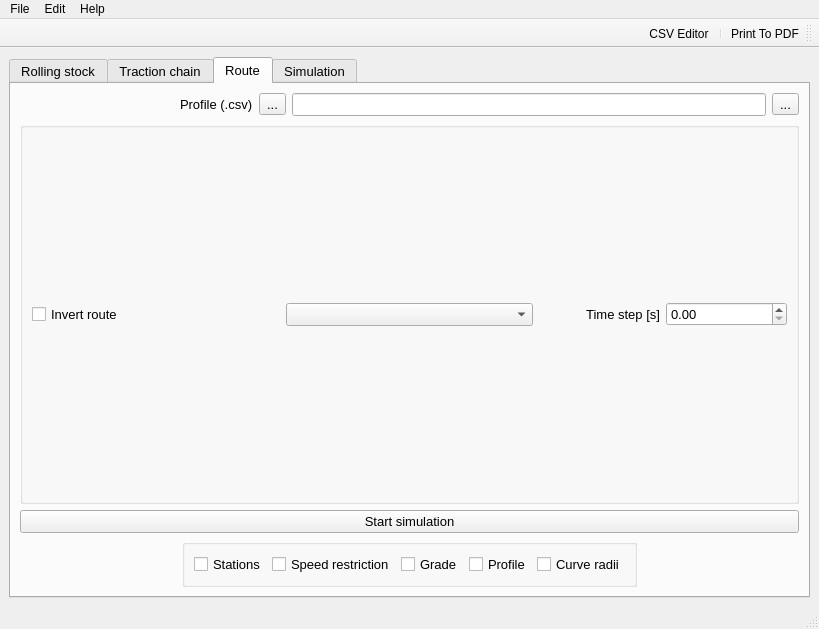
Qt form RailwaySim_GUI.ui (danicc097/RailwaySim) before a commit.
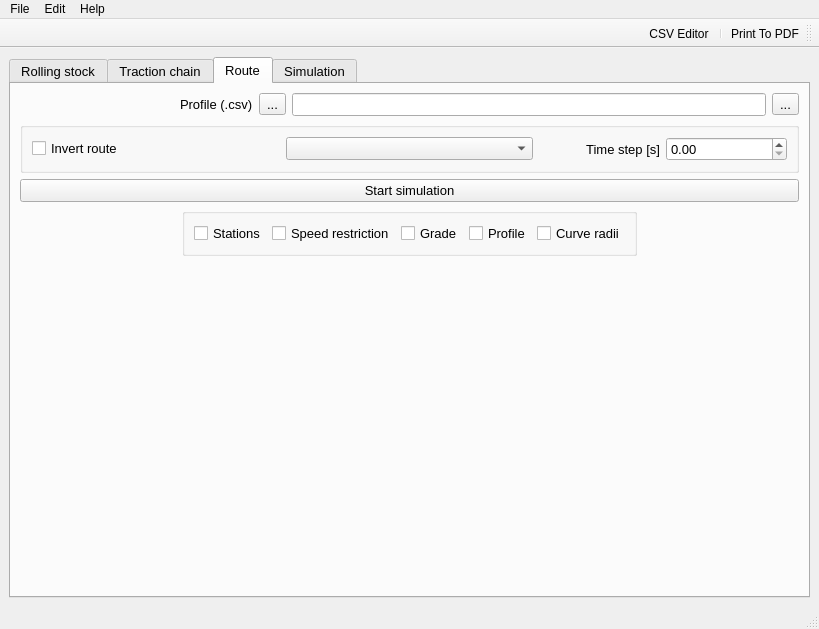
The same form after that commit. Icons and pictures are not drawn.

```diff
--- a/RailwaySim_GUI.ui
+++ b/RailwaySim_GUI.ui
@@ -1961,6 +1961,19 @@
           </layout>
          </widget>
         </item>
+        <item>
+         <spacer name="verticalSpacer">
+          <property name="orientation">
+           <enum>Qt::Vertical</enum>
+          </property>
+          <property name="sizeHint" stdset="0">
+           <size>
+            <width>20</width>
+            <height>40</height>
+           </size>
+          </property>
+         </spacer>
+        </item>
        </layout>
       </widget>
       <widget class="QWidget" name="SimulationTab">
```
